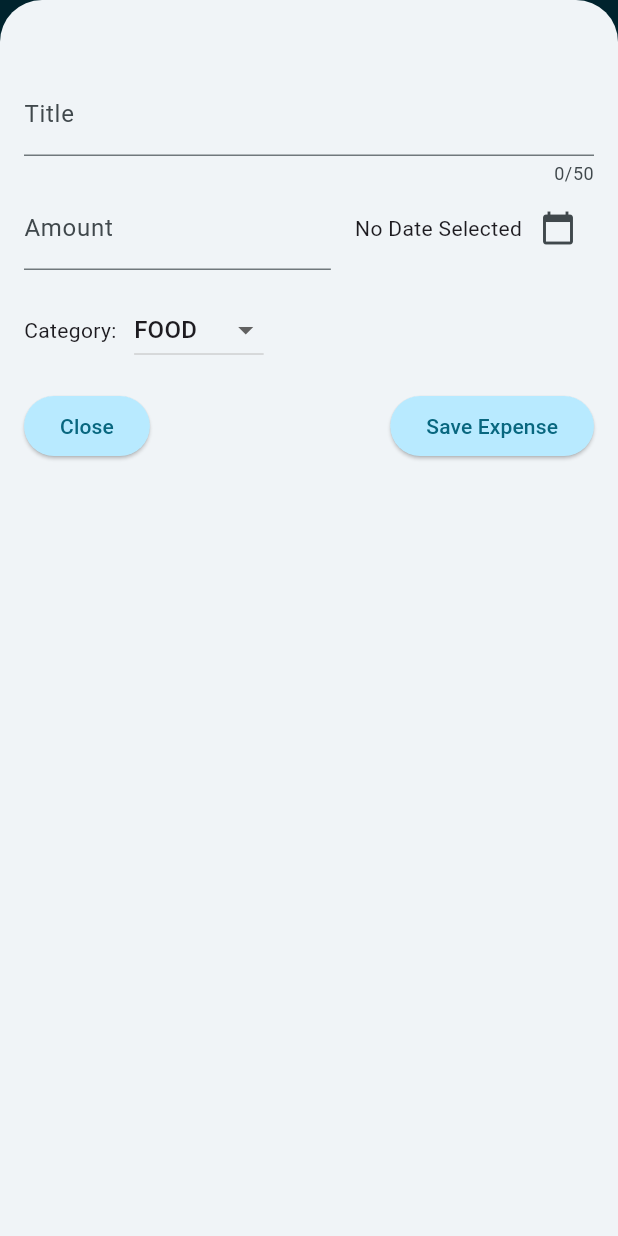
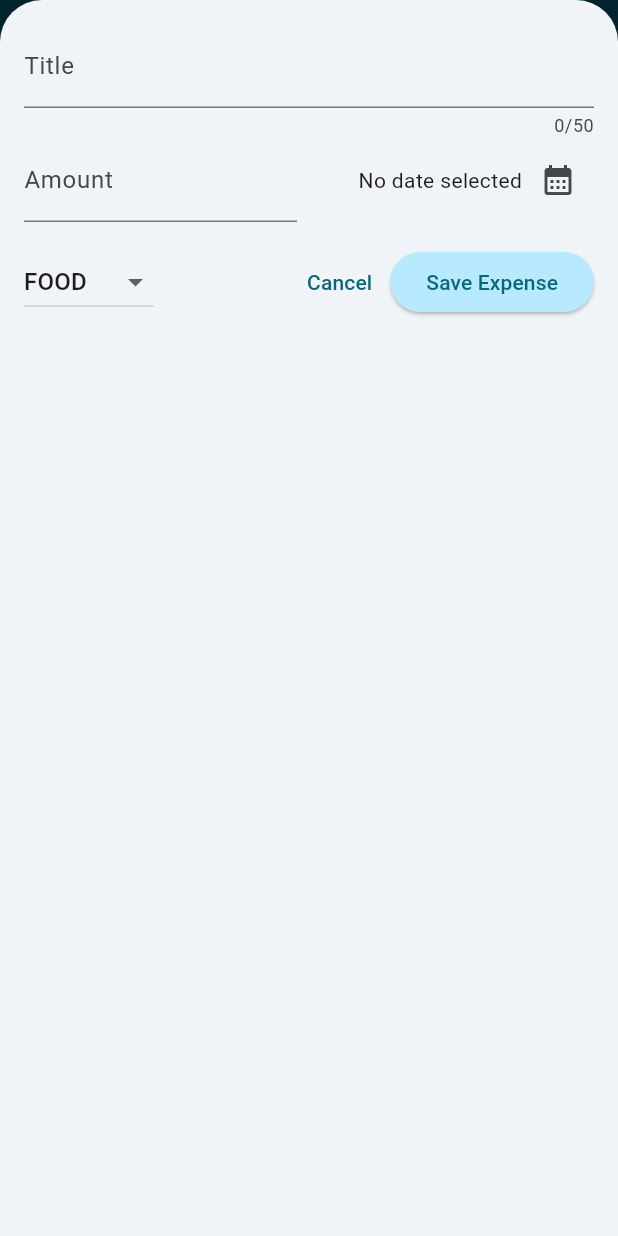
Before and after one commit to mominul/fluttering, a Flutter app: the screen it shows after launch, after a tap on the "add" icon, on a phone screen of 412 x 824 dp. Run offline on Flutter 3.47's test engine with Material 3 defaults, Android fonts, the light colour scheme and no system bars; our stand-ins replace google_fonts.

Commit message:
Adaptive layout

```diff
--- a/expenses/lib/widgets/expenses.dart
+++ b/expenses/lib/widgets/expenses.dart
@@ -4,6 +4,7 @@ import 'package:expenses/widgets/new_expense.dart';
 import 'package:expenses/widgets/expenses_list/expenses_list.dart';
 import 'package:expenses/models/expense.dart';
 import 'package:expenses/widgets/chart/chart.dart';
+import 'package:google_fonts/google_fonts.dart';
 
 class Expenses extends StatefulWidget {
   const Expenses({super.key});
@@ -38,6 +39,7 @@ class _ExpensesState extends State<Expenses> {
 
   void _openAddExpenseOverlay() {
     showModalBottomSheet(
+      useSafeArea: true,
       context: context,
       isScrollControlled: true,
       builder: (ctx) => NewExpense(onExpenseAdded: _setExpense),
@@ -67,17 +69,20 @@ class _ExpensesState extends State<Expenses> {
 
   @override
   Widget build(BuildContext context) {
-    Widget expensesContent = Center(child:
-      const Text('No expenses added yet. Add some!')
-    );
+    final width = MediaQuery.of(context).size.width;
+    final isLandscape = width > 600;
+
+    Widget expensesContent =
+        Center(child: const Text('No expenses added yet. Add some!'));
 
     if (_registeredExpenses.isNotEmpty) {
-      expensesContent = ExpensesList(expenses: _registeredExpenses, onExpenseDeleted: _removeExpense);
+      expensesContent = ExpensesList(
+          expenses: _registeredExpenses, onExpenseDeleted: _removeExpense);
     }
 
     return Scaffold(
       appBar: AppBar(
-        title: const Text('Flutter ExpenseTracker'),
+        title: Text('Expense Tracker', style: GoogleFonts.lato()),
         actions: [
           IconButton(
             onPressed: _openAddExpenseOverlay,
@@ -85,9 +90,20 @@ class _ExpensesState extends State<Expenses> {
           ),
         ],
       ),
-      body: Column(
+      body: !isLandscape
+          ? Column(
               children: [
                 Chart(expenses: _registeredExpenses),
+                Expanded(
+                  child: expensesContent,
+                ),
+              ],
+            )
+          : Row(
+              children: [
+                Expanded(
+                  child: Chart(expenses: _registeredExpenses),
+                ),
                 Expanded(
                   child: expensesContent,
                 ),
--- a/expenses/lib/widgets/expenses_list/expense_item.dart
+++ b/expenses/lib/widgets/expenses_list/expense_item.dart
@@ -1,6 +1,7 @@
 import 'package:flutter/material.dart';
 
 import 'package:expenses/models/expense.dart';
+import 'package:google_fonts/google_fonts.dart';
 
 class ExpenseItem extends StatelessWidget {
   const ExpenseItem(this.expense, {super.key});
@@ -17,7 +18,7 @@ class ExpenseItem extends StatelessWidget {
         ),
         child: Column(
           children: [
-            Text(expense.title),
+            Text(expense.title, style: GoogleFonts.lato(fontWeight: FontWeight.bold),),
             const SizedBox(height: 4),
             Row(
               children: [
--- a/expenses/lib/widgets/expenses_list/expenses_list.dart
+++ b/expenses/lib/widgets/expenses_list/expenses_list.dart
@@ -23,6 +23,23 @@ class ExpensesList extends StatelessWidget {
         onDismissed: (direction) {
           onExpenseDeleted(expenses[index]);
         },
+        background: Container(
+          decoration: BoxDecoration(
+            borderRadius: BorderRadius.circular(8),
+            color: const Color.fromARGB(194, 244, 67, 54),
+          ),
+          alignment: Alignment.centerRight,
+          padding: const EdgeInsets.symmetric(horizontal: 16),
+          margin: EdgeInsets.symmetric(
+            horizontal: Theme.of(context).cardTheme.margin!.horizontal,
+            // vertical: Theme.of(context).cardTheme.margin!.vertical,
+          ),
+          child: Icon(
+            Icons.delete,
+            color: Colors.white,
+            size: 40,
+          ),
+        ),
       ),
     );
   }
--- a/expenses/lib/widgets/new_expense.dart
+++ b/expenses/lib/widgets/new_expense.dart
@@ -78,10 +78,42 @@ class _NewExpenseState extends State<NewExpense> {
 
   @override
   Widget build(BuildContext context) {
-    return Padding(
-      padding: const EdgeInsets.fromLTRB(16, 48, 16, 16),
+    final keyboardSpace = MediaQuery.of(context).viewInsets.bottom;
+    final width = MediaQuery.of(context).size.width;
+    return SizedBox(
+        height: double.infinity,
+        child: SingleChildScrollView(
+          child: Padding(
+            padding: EdgeInsets.fromLTRB(16, 16, 16, keyboardSpace + 16),
             child: Column(
               children: [
+                if (width >= 600)
+                  Row(
+                    crossAxisAlignment: CrossAxisAlignment.start,
+                    children: [
+                      Expanded(
+                        child: TextField(
+                          controller: _titleController,
+                          maxLength: 50,
+                          decoration: const InputDecoration(
+                            label: Text('Title'),
+                          ),
+                        ),
+                      ),
+                      const SizedBox(width: 24),
+                      Expanded(
+                        child: TextField(
+                          controller: _amountController,
+                          keyboardType: TextInputType.number,
+                          decoration: const InputDecoration(
+                            prefixText: '\$ ',
+                            label: Text('Amount'),
+                          ),
+                        ),
+                      ),
+                    ],
+                  )
+                else
                   TextField(
                     controller: _titleController,
                     maxLength: 50,
@@ -89,6 +121,51 @@ class _NewExpenseState extends State<NewExpense> {
                       label: Text('Title'),
                     ),
                   ),
+                if (width >= 600)
+                  Row(children: [
+                    DropdownButton(
+                      value: _selectedCategory,
+                      items: ExpenseCategory.values
+                          .map(
+                            (category) => DropdownMenuItem(
+                              value: category,
+                              child: Text(
+                                category.name.toUpperCase(),
+                              ),
+                            ),
+                          )
+                          .toList(),
+                      onChanged: (value) {
+                        if (value == null) {
+                          return;
+                        }
+                        setState(() {
+                          _selectedCategory = value;
+                        });
+                      },
+                    ),
+                    const SizedBox(width: 24),
+                    Expanded(
+                      child: Row(
+                        mainAxisAlignment: MainAxisAlignment.end,
+                        crossAxisAlignment: CrossAxisAlignment.center,
+                        children: [
+                          Text(
+                            _selectedDate == null
+                                ? 'No date selected'
+                                : formatter.format(_selectedDate!),
+                          ),
+                          IconButton(
+                            onPressed: showDate,
+                            icon: const Icon(
+                              Icons.calendar_month,
+                            ),
+                          ),
+                        ],
+                      ),
+                    ),
+                  ])
+                else
                   Row(
                     children: [
                       Expanded(
@@ -96,61 +173,79 @@ class _NewExpenseState extends State<NewExpense> {
                           controller: _amountController,
                           keyboardType: TextInputType.number,
                           decoration: const InputDecoration(
+                            prefixText: '\$ ',
                             label: Text('Amount'),
-                    prefix: Text('\$'),
                           ),
                         ),
                       ),
                       const SizedBox(width: 16),
-              Row(
+                      Expanded(
+                        child: Row(
                           mainAxisAlignment: MainAxisAlignment.end,
                           crossAxisAlignment: CrossAxisAlignment.center,
                           children: [
-                  Text(_selectedDate == null
-                      ? "No Date Selected"
-                      : formatter.format(_selectedDate!)),
+                            Text(
+                              _selectedDate == null
+                                  ? 'No date selected'
+                                  : formatter.format(_selectedDate!),
+                            ),
                             IconButton(
-                    onPressed: () => showDate(),
-                    icon: Icon(Icons.calendar_today),
+                              onPressed: showDate,
+                              icon: const Icon(
+                                Icons.calendar_month,
+                              ),
                             ),
                           ],
-              )
+                        ),
+                      ),
                     ],
                   ),
-          SizedBox(height: 16),
+                const SizedBox(height: 16),
+                if (width >= 600)
+                  Row(children: [
+                    const Spacer(),
+                    TextButton(
+                      onPressed: () {
+                        Navigator.pop(context);
+                      },
+                      child: const Text('Cancel'),
+                    ),
+                    ElevatedButton(
+                      onPressed: _submitExpenseData,
+                      child: const Text('Save Expense'),
+                    ),
+                  ])
+                else
                   Row(
                     children: [
-              Text('Category: '),
-              SizedBox(width: 8,),
                       DropdownButton(
                         value: _selectedCategory,
                         items: ExpenseCategory.values
-                  .map((v) => DropdownMenuItem(
-                        value: v,
-                        child: Text(v.name.toUpperCase()),
-                      ))
+                            .map(
+                              (category) => DropdownMenuItem(
+                                value: category,
+                                child: Text(
+                                  category.name.toUpperCase(),
+                                ),
+                              ),
+                            )
                             .toList(),
-              onChanged: (v) {
-                if (v == null) {
+                        onChanged: (value) {
+                          if (value == null) {
                             return;
                           }
                           setState(() {
-                  _selectedCategory = v;
+                            _selectedCategory = value;
                           });
                         },
                       ),
-            ],
-          ),
-          SizedBox(height: 16),
-          Row(
-            children: [
-              ElevatedButton(
+                      const Spacer(),
+                      TextButton(
                         onPressed: () {
                           Navigator.pop(context);
                         },
-                child: const Text('Close'),
+                        child: const Text('Cancel'),
                       ),
-              Spacer(),
                       ElevatedButton(
                         onPressed: _submitExpenseData,
                         child: const Text('Save Expense'),
@@ -159,6 +254,8 @@ class _NewExpenseState extends State<NewExpense> {
                   ),
               ],
             ),
+          ),
+        ),
       );
   }
 }
--- a/expenses/pubspec.yaml
+++ b/expenses/pubspec.yaml
@@ -36,6 +36,7 @@ dependencies:
   cupertino_icons: ^1.0.8
   uuid: ^4.5.1
   intl: ^0.20.2
+  google_fonts: ^6.2.1
 
 dev_dependencies:
   flutter_test:
```
Also changed, not shown: 7 other files. Lines whose indentation alone changed are shown as unchanged.
